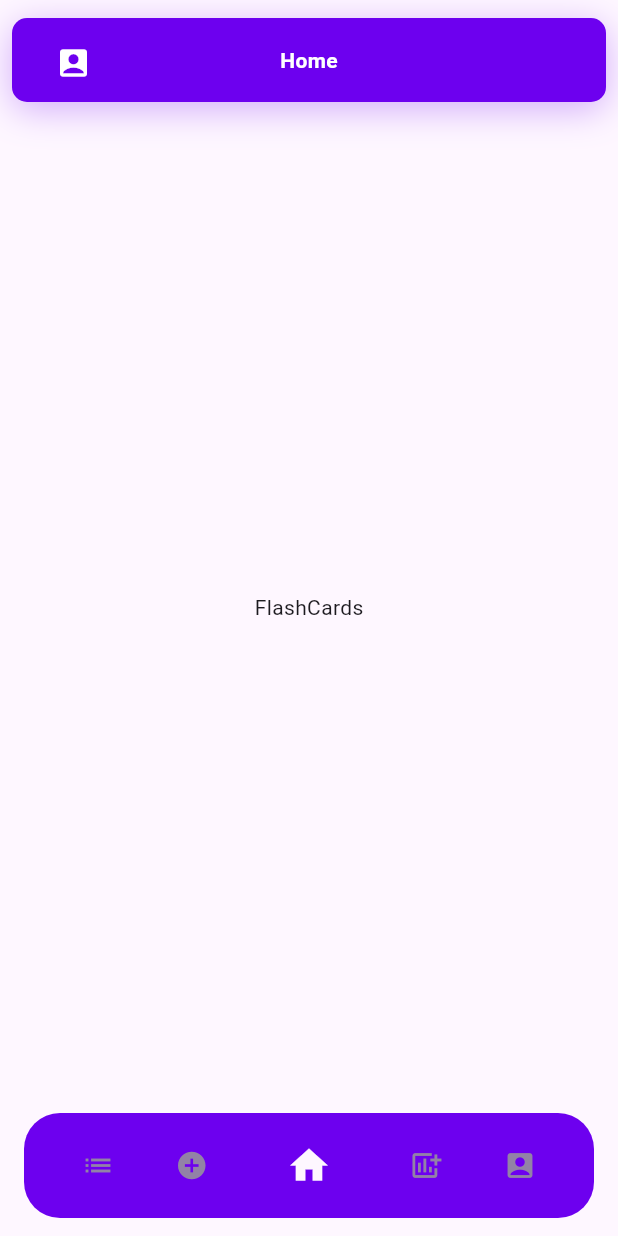
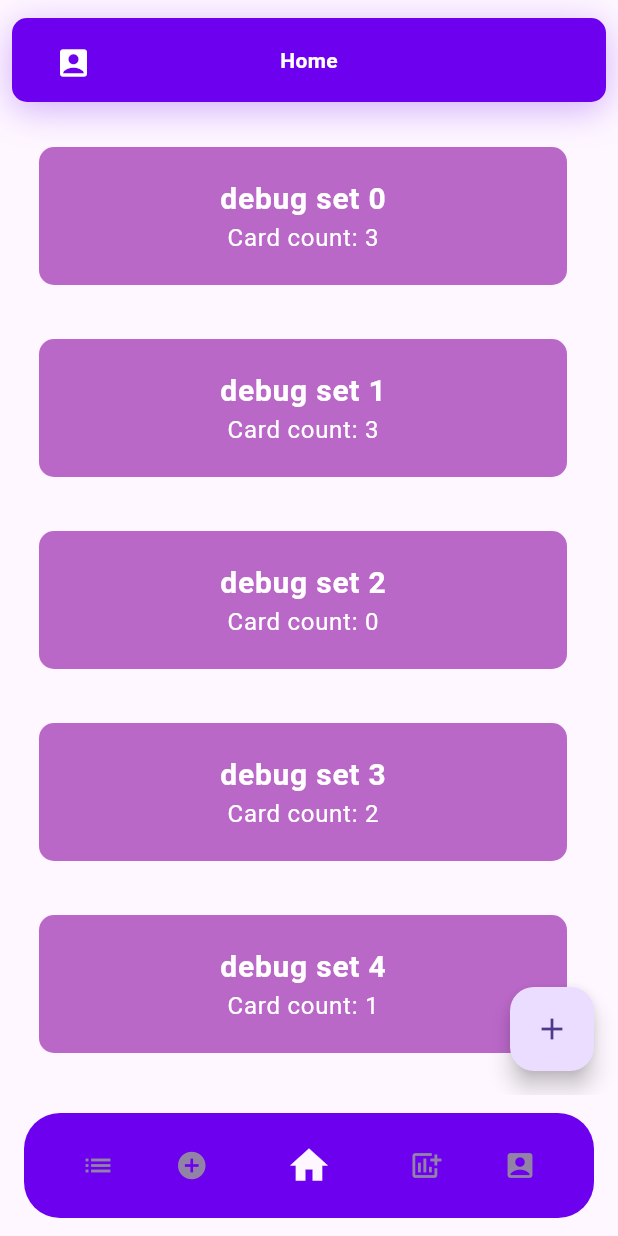
Before and after one commit to Kenayv/stoodee, a Flutter app: the FlashCardsPage screen opened by its route, on a phone screen of 412 x 824 dp. Run offline on Flutter 3.47's test engine with Material 3 defaults, Android fonts, the phone set to English and light mode, and no system bars; our stand-ins replace firebase_auth, firebase_core, flutter_svg_provider, go_router; accounts and stored records are empty; generated files the repository leaves out were written again.

Commit message:
flash Cards debug page created

```diff
--- a/lib/pages/account_page.dart
+++ b/lib/pages/account_page.dart
@@ -12,7 +12,7 @@ class AccountPage extends StatefulWidget {
 }
 
 class _AccountPage extends State<AccountPage> {
-  int pageIndex = 5;
+  int pageIndex = 5; //FIXME: NOT USED????
   void gotomain() {
     context.go('/');
   }
--- a/lib/pages/achievements_page.dart
+++ b/lib/pages/achievements_page.dart
@@ -56,7 +56,7 @@ class AchievementsPage extends StatefulWidget {
 }
 
 class _AchievementsPage extends State<AchievementsPage> {
-  int pageIndex = 4;
+  int pageIndex = 4; //FIXME: NOT USED????
   List<Widget> obtainedAchievements = [];
 
   void initAchivs() {
--- a/lib/pages/flash_cards_page.dart
+++ b/lib/pages/flash_cards_page.dart
@@ -9,24 +9,86 @@ class FlashCardsPage extends StatefulWidget {
   State<FlashCardsPage> createState() => _FlashCardsPage();
 }
 
+ListTile _flashCardSetItem({
+  required BuildContext context,
+  required List<String> fcSet,
+  required String name,
+}) {
+  return ListTile(
+    title: Padding(
+      padding: const EdgeInsets.all(10.0),
+      child: Container(
+        height: 92,
+        decoration: BoxDecoration(
+          color: Colors.purple[300],
+          borderRadius: const BorderRadius.all(Radius.circular(10)),
+        ),
+        child: Center(
+          child: Column(
+            mainAxisAlignment: MainAxisAlignment.center,
+            children: [
+              Text(
+                name,
+                style: const TextStyle(
+                    fontSize: 20,
+                    color: Colors.white,
+                    fontWeight: FontWeight.bold),
+              ),
+              Text(
+                'Card count: ${fcSet.length}',
+                style: const TextStyle(fontSize: 16, color: Colors.white),
+              ),
+            ],
+          ),
+        ),
+      ),
+    ),
+  );
+}
+
+ListView flashCardSetListView({required BuildContext context}) {
+  //FIXME: debug debug
+  List<String> emptySet = [];
+  final flashCardSets = [
+    ["xd", "lol", "debug"],
+    ["yeet", "debug", "set"],
+    emptySet,
+    ["hihi", "haha"],
+    ["woooo"],
+    ['another', 'set', 'test']
+  ];
+
+  return ListView.builder(
+    shrinkWrap: true,
+    physics: const NeverScrollableScrollPhysics(),
+    itemCount: flashCardSets.length,
+    itemBuilder: (context, index) {
+      return _flashCardSetItem(
+        context: context,
+        fcSet: flashCardSets[index],
+        name: "debug set $index",
+      );
+    },
+  );
+}
+
 class _FlashCardsPage extends State<FlashCardsPage> {
-  int pageIndex = 1;
+  int pageIndex = 1; //FIXME: NOT USED????
 
   @override
   Widget build(BuildContext context) {
-    return const Scaffold(
-      body: Center(
-        child: Column(
-          mainAxisAlignment: MainAxisAlignment.center,
-          children: <Widget>[
-            Row(
-              mainAxisAlignment: MainAxisAlignment.center,
-              children: [
-                Text("FlashCards"),
-              ],
-            )
-          ],
+    return Scaffold(
+      body: SingleChildScrollView(
+        child: Center(
+          child: flashCardSetListView(context: context),
         ),
+      ),
+      floatingActionButton: FloatingActionButton(
+        onPressed: () async {
+          print("DEBUG DEBUG add flash card Debug Debug");
+          setState(() {});
+        },
+        child: const Icon(Icons.add),
       ),
     );
   }
--- a/lib/pages/main_page.dart
+++ b/lib/pages/main_page.dart
@@ -11,7 +11,7 @@ class MainPage extends StatefulWidget {
 }
 
 class _MainPage extends State<MainPage> {
-  int pageIndex = 3;
+  int pageIndex = 3; //FIXME: NOT USED????
 
   void gotomain() {
     context.go('/');
```
